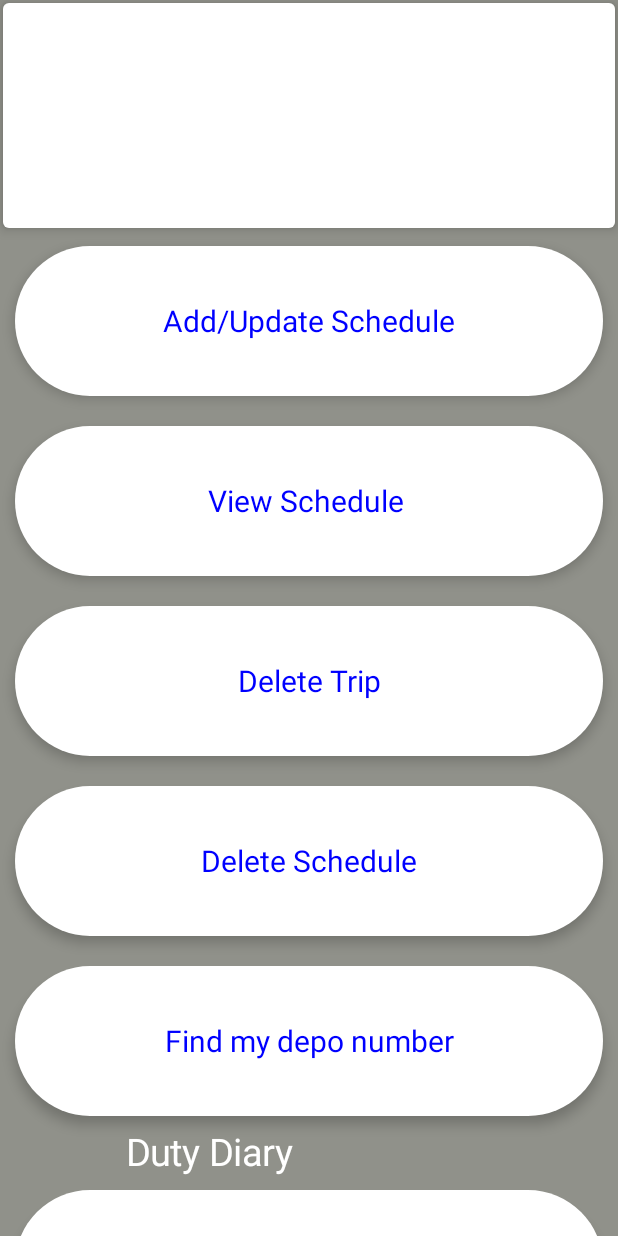
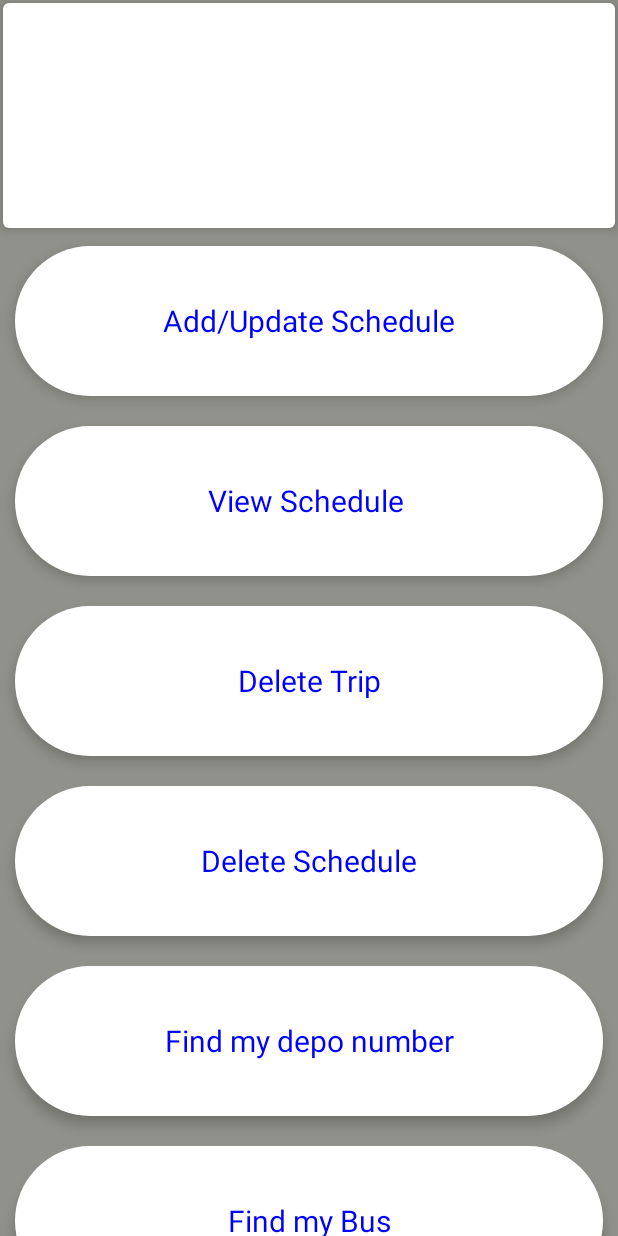
Before and after one commit to abhilashmullakkara/RealtimeDataNew, an Android app built with Jetpack Compose: the screen it shows after launch (MainActivity), on a phone screen of 412 x 824 dp. Run offline under Robolectric (Android 15) with nearby library versions, the phone set to English and light mode, and no system bars.

Commit message:
uploding stage

```diff
--- a/app/src/main/java/com/abhilash/livedata/ui/theme/MenuScreen.kt
+++ b/app/src/main/java/com/abhilash/livedata/ui/theme/MenuScreen.kt
@@ -118,6 +118,22 @@ fun MenuScreen(navController: NavController) {
                         Text("Find my depo number", color = Color.Blue, fontSize = 20.sp)
                     }
                 }
+                Card(
+                    modifier = Modifier
+                        .fillMaxWidth()
+                        .padding(10.dp)
+                        .height(100.dp), // Adjust the height as needed
+                    backgroundColor = Color.White,
+                    shape= CircleShape,
+                    elevation = 5.dp
+                ) {
+                    TextButton(onClick = {
+                       navController.navigate("FindMyBusScreen")
+                    }) {
+                        Text("Find my Bus", color = Color.Blue, fontSize = 20.sp)
+                    }
+                }
+
                 //Room
                 Text("              Duty Diary", color = Color.White, fontSize =25.sp )
                 Card(
--- a/app/src/main/java/com/abhilash/livedata/ui/theme/ScreenManager.kt
+++ b/app/src/main/java/com/abhilash/livedata/ui/theme/ScreenManager.kt
@@ -44,7 +44,9 @@ fun ScreenManager(){
             DepoListScreen(navController)
         }
         composable("AddDutyDiaryScreen"){
-            AddDutyDiaryScreen(navController)
+            if (Build.VERSION.SDK_INT >= Build.VERSION_CODES.O) {
+                AddDutyDiaryScreen(navController)
+            }
         }
         composable("ViewDiaryScreen"){
             ViewDiaryScreen(navController)
@@ -55,5 +57,8 @@ fun ScreenManager(){
         composable("DeleteAllRecordScreen"){
            DeleteAllRecordScreen(navController)
         }
+        composable("FindMyBusScreen"){
+           FindMyBusScreen(navController)
+        }
     }
 }
```
Also changed, not shown: app/src/main/java/com/abhilash/livedata/ui/theme/FindMyBusScreen.kt (added, +137 -0 lines).
